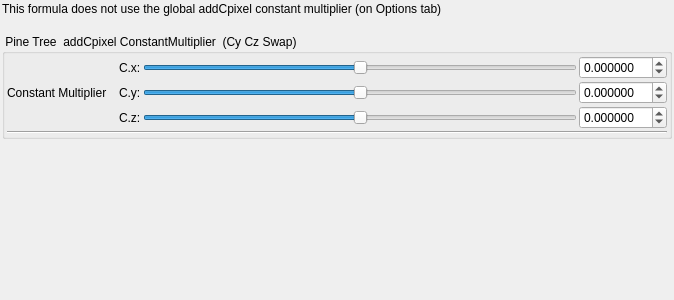
Old version of the form mandelbulber2/qt_data/fractal_benesi_pine_tree.ui in the repository buddhi1980/mandelbulber2.
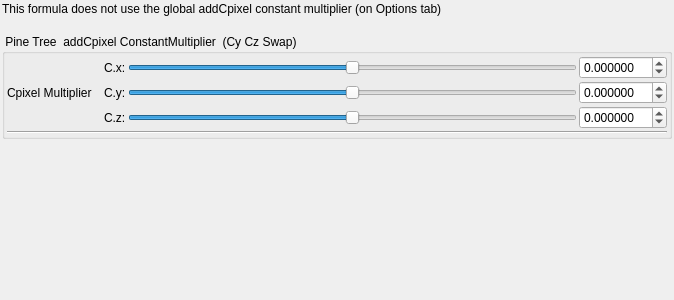
New version of the form. Custom widgets are drawn as their Qt base class.

What changed in the file:
```diff
--- a/mandelbulber2/qt_data/fractal_benesi_pine_tree.ui
+++ b/mandelbulber2/qt_data/fractal_benesi_pine_tree.ui
@@ -249,7 +249,7 @@
         <item row="1" column="0">
          <widget class="QLabel" name="label_114">
           <property name="text">
-           <string>Constant Multiplier   </string>
+           <string>Cpixel Multiplier   </string>
           </property>
          </widget>
         </item>
```
